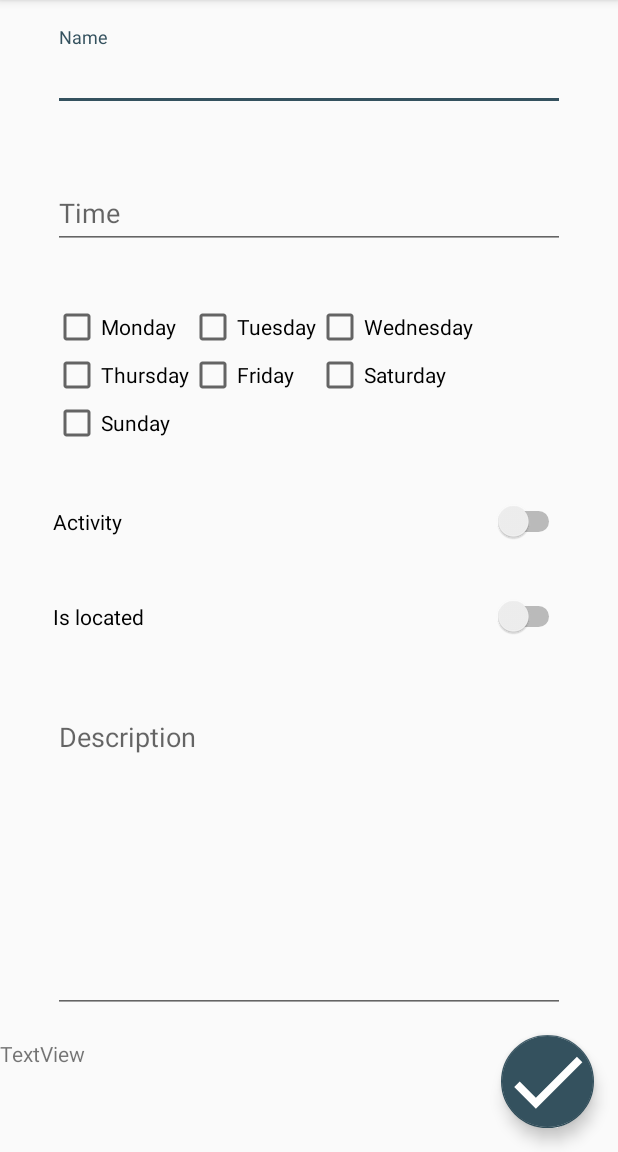
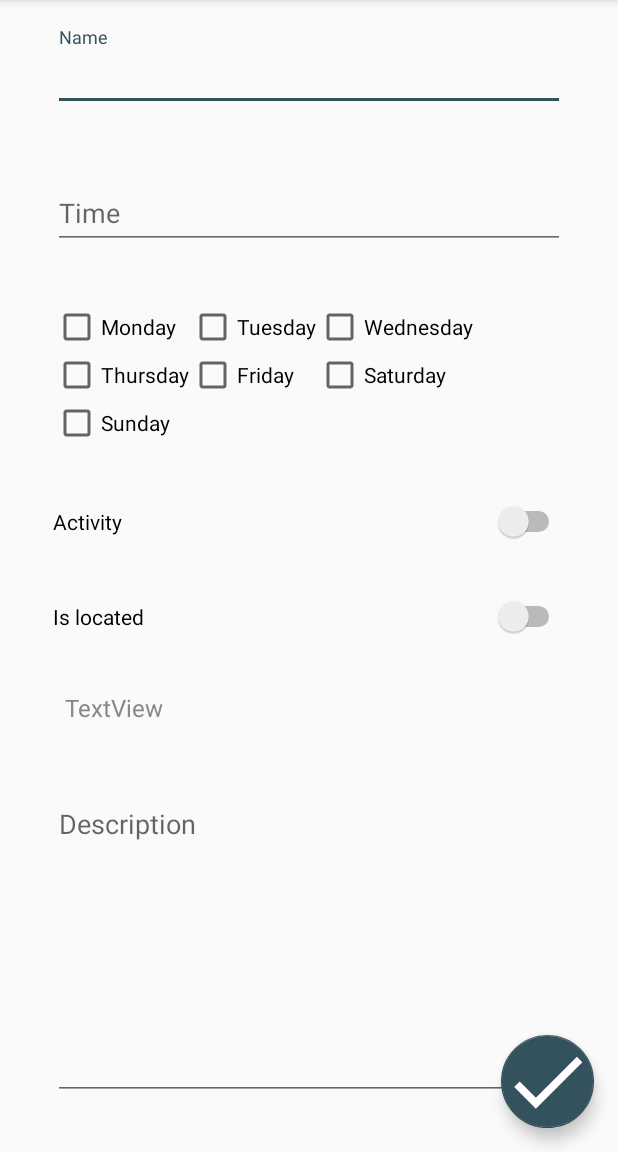
Before and after one commit to Alexanderrand101/mapalarm, an Android app: the EditNoteActivity screen opened directly, with no data from a screen before it, on a phone screen of 412 x 824 dp, the part 84-1236 px from its top. Run offline under Robolectric (Android 15) with nearby library versions, the light colour scheme and no system bars; libraries missing offline, so code that uses them is left out: org.osmdroid.util, org.osmdroid.views; 14 statements that could not run were skipped.

Commit message:
кнопки карты и активность локации

```diff
--- a/app/src/main/AndroidManifest.xml
+++ b/app/src/main/AndroidManifest.xml
@@ -20,9 +20,9 @@
         android:theme="@style/AppTheme">
         <activity android:name=".EditNoteActivity" />
         <activity
+            android:theme="@style/AppTheme.NoActionBar"
             android:name=".MainActivity"
-            android:label="@string/app_name"
-            />
+            android:label="@string/app_name"></activity>
         <activity
             android:name=".ui.login.LoginActivity"
             android:label="@string/app_name"
--- a/app/src/main/java/com/matmik/mapalarm/android/EditNoteActivity.kt
+++ b/app/src/main/java/com/matmik/mapalarm/android/EditNoteActivity.kt
@@ -1,28 +1,22 @@
 package com.matmik.mapalarm.android
 
+import android.app.TimePickerDialog
 import android.content.Intent
-import androidx.appcompat.app.AppCompatActivity
+import android.graphics.Color
 import android.os.Bundle
-import android.text.Editable
 import android.view.View
 import android.widget.*
+import androidx.appcompat.app.AppCompatActivity
+import androidx.core.view.isVisible
+import com.matmik.mapalarm.android.alarm.MapAlarmManager
 import com.matmik.mapalarm.android.db.DbHelper
 import com.matmik.mapalarm.android.model.Alarm
 import com.matmik.mapalarm.android.model.Options
-import java.text.SimpleDateFormat
-import android.widget.TimePicker
-import android.app.TimePickerDialog
-import androidx.core.content.ContextCompat.getSystemService
-import android.icu.lang.UCharacter.GraphemeClusterBreak.T
-import java.util.*
-import androidx.core.app.ComponentActivity.ExtraData
-import androidx.core.content.ContextCompat.getSystemService
-import android.icu.lang.UCharacter.GraphemeClusterBreak.T
-import com.matmik.mapalarm.android.alarm.MapAlarmManager
 import kotlinx.android.synthetic.main.activity_edit_note.*
 import org.osmdroid.util.GeoPoint
 import org.osmdroid.views.overlay.OverlayItem
-import java.text.DateFormat
+import java.text.SimpleDateFormat
+import java.util.*
 
 
 class EditNoteActivity : AppCompatActivity(),View.OnClickListener {
@@ -77,8 +71,16 @@ class EditNoteActivity : AppCompatActivity(),View.OnClickListener {
 
         description=findViewById(R.id.description)
 
+        findViewById<TextView>(R.id.location).isClickable=findViewById<Switch>(R.id.located).isChecked
+        if(!findViewById<Switch>(R.id.located).isChecked) findViewById<TextView>(R.id.location).setTextColor(
+            Color.GRAY) else findViewById<TextView>(R.id.location).setTextColor(Color.BLACK)
 
 
+        findViewById<Switch>(R.id.located).setOnCheckedChangeListener { compoundButton: CompoundButton, b: Boolean ->
+            findViewById<TextView>(R.id.location).isClickable=findViewById<Switch>(R.id.located).isChecked
+            if(!findViewById<Switch>(R.id.located).isChecked) findViewById<TextView>(R.id.location).setTextColor(
+                Color.GRAY) else findViewById<TextView>(R.id.location).setTextColor(Color.BLACK)
+        }
 
         dbHelper = DbHelper(this)
         alarm = intent.getSerializableExtra("EditableNote") as Alarm
@@ -141,6 +143,9 @@ class EditNoteActivity : AppCompatActivity(),View.OnClickListener {
             R.id.time -> {
                 callTimePicker()
             }
+            R.id.location ->{
+                println("ЭЭЭЭ")
+            }
         }
 
     }
--- a/app/src/main/res/layout-land/activity_edit_note.xml
+++ b/app/src/main/res/layout-land/activity_edit_note.xml
@@ -193,6 +193,16 @@
                 android:layout_marginBottom="8pt"
                 android:text="@string/located" />
 
+            <TextView
+                android:id="@+id/location"
+                android:layout_width="match_parent"
+                android:layout_height="wrap_content"
+                android:layout_marginLeft="16pt"
+                android:layout_marginTop="8pt"
+                android:layout_marginRight="16pt"
+                android:layout_marginBottom="8pt"
+                android:text="TextView" />
+
             <com.google.android.material.textfield.TextInputLayout
                 android:layout_width="match_parent"
                 android:layout_height="150dp"
@@ -213,7 +223,6 @@
                     android:inputType="textMultiLine" />
 
             </com.google.android.material.textfield.TextInputLayout>
-
         </LinearLayout>
     </ScrollView>
 
--- a/app/src/main/res/layout/activity_edit_note.xml
+++ b/app/src/main/res/layout/activity_edit_note.xml
@@ -14,8 +14,8 @@
         android:layout_marginEnd="16dp"
         android:layout_marginBottom="16dp"
         android:clickable="true"
+        android:foreground="@drawable/ic_baseline_check"
         android:onClick="onClick"
-        android:foreground="@drawable/ic_baseline_check"
         app:layout_anchor="@+id/scrollView2"
         app:layout_anchorGravity="end|bottom" />
 
@@ -192,6 +192,18 @@
                 android:layout_marginBottom="8pt"
                 android:text="@string/located" />
 
+            <TextView
+                android:id="@+id/location"
+                style="@android:style/Widget.Material.TextView.SpinnerItem"
+                android:layout_width="match_parent"
+                android:layout_height="wrap_content"
+                android:layout_marginLeft="16pt"
+                android:layout_marginTop="8pt"
+                android:layout_marginRight="16pt"
+                android:layout_marginBottom="8pt"
+                android:onClick="onClick"
+                android:text="TextView" />
+
             <com.google.android.material.textfield.TextInputLayout
                 android:layout_width="match_parent"
                 android:layout_height="214dp"
@@ -212,14 +224,7 @@
                     android:inputType="textMultiLine" />
 
             </com.google.android.material.textfield.TextInputLayout>
+        </LinearLayout>
+</ScrollView>
 
-            <TextView
-                android:id="@+id/location"
-                android:layout_width="match_parent"
-                android:layout_height="wrap_content"
-                android:text="TextView" />
-
-        </LinearLayout>
-    </ScrollView>
-
-</androidx.coordinatorlayout.widget.CoordinatorLayout>
+    </androidx.coordinatorlayout.widget.CoordinatorLayout>
```
Also changed, not shown: app/src/main/java/com/matmik/mapalarm/android/custom/MapFragment.kt (+37 -25 lines), app/src/main/res/drawable/ic_baseline_minus.xml (added, +20 -0 lines), app/src/main/res/drawable/ic_baseline_plus.xml (added, +27 -0 lines), app/src/main/res/drawable/ic_outline_my_location.xml (added, +9 -0 lines), app/src/main/res/layout-land/map_fragment.xml (+67 -17 lines), app/src/main/res/layout/map_fragment.xml (+55 -8 lines).
